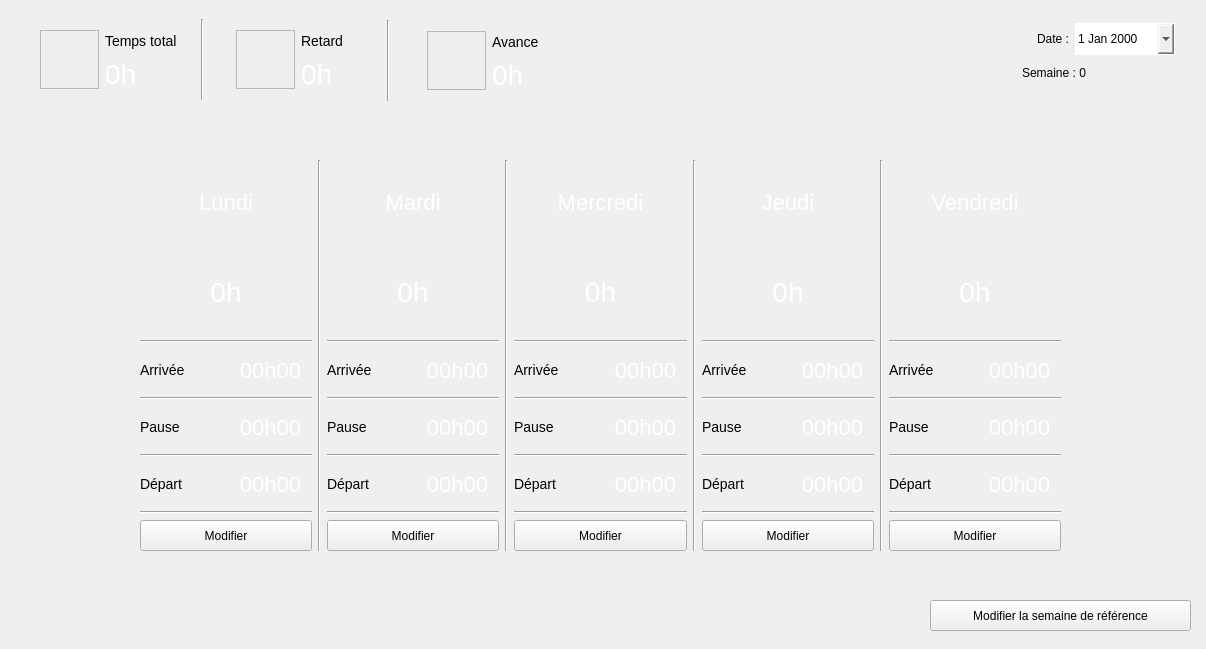
First picture: the form in ui/mainwindow.ui, repository alexlegarnd/Chronos, before the edit.
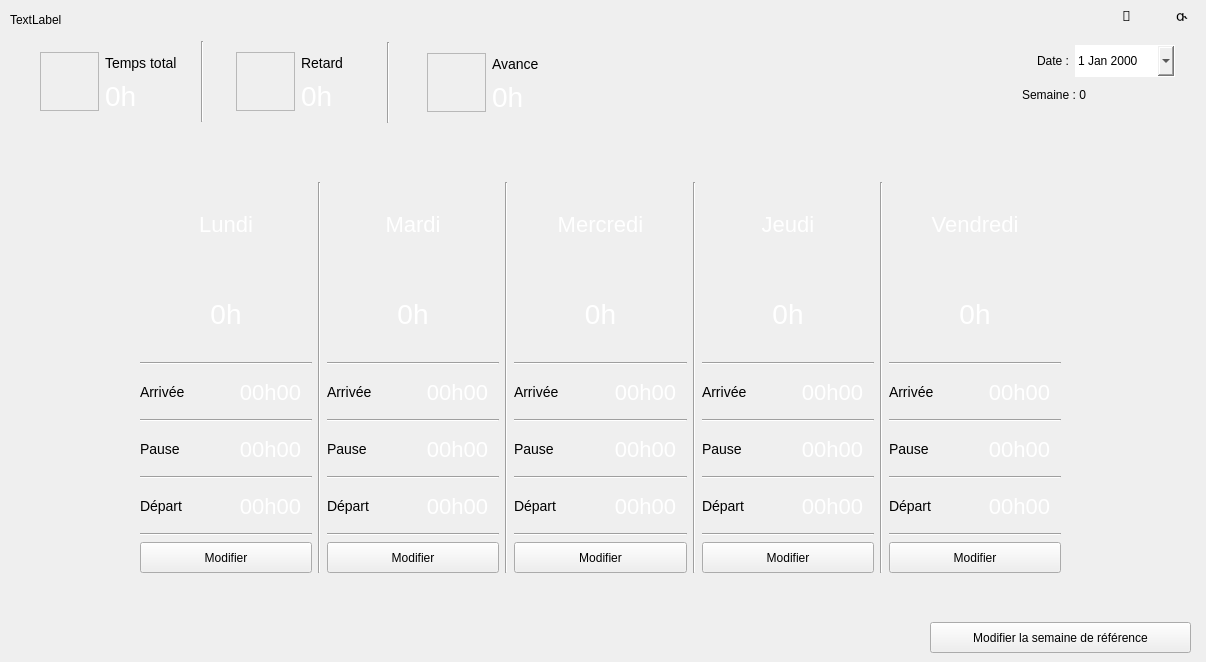
Second picture: the form after the edit. Icons and pictures are not drawn.

Commit message: Main window frameless + Switching to MSVC2019

Diff of the .ui file:
```diff
--- a/ui/mainwindow.ui
+++ b/ui/mainwindow.ui
@@ -7,19 +7,19 @@
     <x>0</x>
     <y>0</y>
     <width>1206</width>
-    <height>649</height>
+    <height>662</height>
    </rect>
   </property>
   <property name="minimumSize">
    <size>
     <width>1206</width>
-    <height>649</height>
+    <height>662</height>
    </size>
   </property>
   <property name="maximumSize">
    <size>
     <width>1206</width>
-    <height>649</height>
+    <height>662</height>
    </size>
   </property>
   <property name="font">
@@ -42,7 +42,7 @@
     <property name="geometry">
      <rect>
       <x>192</x>
-      <y>19</y>
+      <y>41</y>
       <width>20</width>
       <height>81</height>
      </rect>
@@ -55,7 +55,7 @@
     <property name="geometry">
      <rect>
       <x>236</x>
-      <y>29</y>
+      <y>51</y>
       <width>151</width>
       <height>61</height>
      </rect>
@@ -117,7 +117,7 @@
     <property name="geometry">
      <rect>
       <x>40</x>
-      <y>29</y>
+      <y>51</y>
       <width>161</width>
       <height>61</height>
      </rect>
@@ -179,7 +179,7 @@
     <property name="geometry">
      <rect>
       <x>1022</x>
-      <y>23</y>
+      <y>45</y>
       <width>153</width>
       <height>61</height>
      </rect>
@@ -258,7 +258,7 @@
     <property name="geometry">
      <rect>
       <x>427</x>
-      <y>30</y>
+      <y>52</y>
       <width>161</width>
       <height>61</height>
      </rect>
@@ -320,7 +320,7 @@
     <property name="geometry">
      <rect>
       <x>378</x>
-      <y>20</y>
+      <y>42</y>
       <width>20</width>
       <height>81</height>
      </rect>
@@ -333,7 +333,7 @@
     <property name="geometry">
      <rect>
       <x>930</x>
-      <y>600</y>
+      <y>622</y>
       <width>261</width>
       <height>31</height>
      </rect>
@@ -346,7 +346,7 @@
     <property name="geometry">
      <rect>
       <x>140</x>
-      <y>160</y>
+      <y>182</y>
       <width>921</width>
       <height>391</height>
      </rect>
@@ -1341,7 +1341,7 @@
     <property name="geometry">
      <rect>
       <x>20</x>
-      <y>588</y>
+      <y>610</y>
       <width>44</width>
       <height>44</height>
      </rect>
@@ -1371,6 +1371,71 @@
      <bool>true</bool>
     </property>
    </widget>
+   <widget class="QLabel" name="window_title">
+    <property name="geometry">
+     <rect>
+      <x>10</x>
+      <y>-1</y>
+      <width>1081</width>
+      <height>41</height>
+     </rect>
+    </property>
+    <property name="text">
+     <string>TextLabel</string>
+    </property>
+   </widget>
+   <widget class="QPushButton" name="closeButton">
+    <property name="geometry">
+     <rect>
+      <x>1156</x>
+      <y>0</y>
+      <width>51</width>
+      <height>31</height>
+     </rect>
+    </property>
+    <property name="font">
+     <font>
+      <family>Segoe MDL2 Assets</family>
+      <pointsize>-1</pointsize>
+     </font>
+    </property>
+    <property name="styleSheet">
+     <string notr="true">border: none;
+font-size: 14px;</string>
+    </property>
+    <property name="text">
+     <string></string>
+    </property>
+    <property name="flat">
+     <bool>true</bool>
+    </property>
+   </widget>
+   <widget class="QPushButton" name="minimizeButton">
+    <property name="geometry">
+     <rect>
+      <x>1101</x>
+      <y>0</y>
+      <width>51</width>
+      <height>31</height>
+     </rect>
+    </property>
+    <property name="font">
+     <font>
+      <family>Segoe MDL2 Assets</family>
+      <pointsize>-1</pointsize>
+     </font>
+    </property>
+    <property name="styleSheet">
+     <string notr="true">border: none;
+font-size: 14px;</string>
+    </property>
+    <property name="text">
+     <string></string>
+    </property>
+    <property name="flat">
+     <bool>true</bool>
+    </property>
+   </widget>
   </widget>
  </widget>
  <resources/>
```
Left out of the diff: 35 changed lines with no effect on the pictures. The commit also changes 5 other files.
